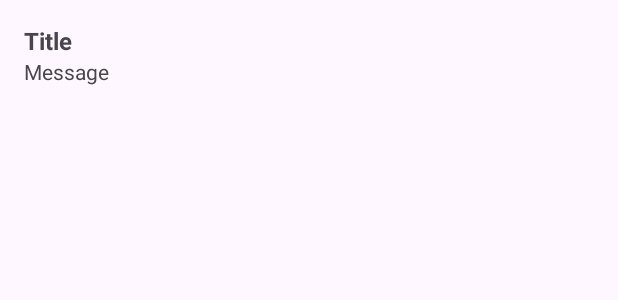
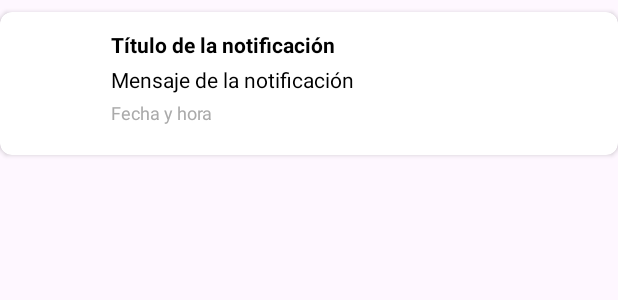
Before and after one commit to TheSniperS2/CaminaConmigoAndroid, an Android app: the layout item_notification.xml on its own in the app's theme, with its tools: preview values and no code run, on a phone screen of 412 x 824 dp. Shown: the top 300 px of the screen. Run offline under Robolectric (Android 15) with nearby library versions, the phone set to English and light mode, and no system bars.

Commit message:
se pueden ver de diferente forma las notificaciones segun el tipo

```diff
--- a/app/src/main/res/layout/activity_chat_detail.xml
+++ b/app/src/main/res/layout/activity_chat_detail.xml
@@ -9,7 +9,7 @@
     <!-- RecyclerView para mostrar los mensajes -->
     <androidx.recyclerview.widget.RecyclerView
         android:id="@+id/recyclerViewMessages"
-        android:layout_width="0dp"
+        android:layout_width="match_parent"
         android:layout_height="0dp"
         android:layout_marginTop="16dp"
         app:layout_constraintTop_toTopOf="parent"
@@ -21,7 +21,7 @@
     <LinearLayout
         android:id="@+id/messageLayout"
         android:orientation="horizontal"
-        android:layout_width="0dp"
+        android:layout_width="match_parent"
         android:layout_height="wrap_content"
         android:padding="8dp"
         app:layout_constraintStart_toStartOf="parent"
--- a/app/src/main/res/layout/item_message.xml
+++ b/app/src/main/res/layout/item_message.xml
@@ -8,8 +8,7 @@
     android:layout_marginBottom="8dp"
     app:cardCornerRadius="8dp"
     app:cardElevation="2dp"
-    android:backgroundTint="@android:color/white"
-    tools:context=".MessageViewHolder">
+    android:backgroundTint="@android:color/white">
 
     <LinearLayout
         android:layout_width="match_parent"
@@ -29,7 +28,7 @@
         <!-- Contenido del mensaje -->
         <TextView
             android:id="@+id/tvMessage"
-            android:layout_width="wrap_content"
+            android:layout_width="match_parent"
             android:layout_height="wrap_content"
             android:text="Este es el contenido del mensaje"
             android:textColor="@android:color/black"
--- a/app/src/main/res/layout/item_notification.xml
+++ b/app/src/main/res/layout/item_notification.xml
@@ -1,43 +1,98 @@
 <?xml version="1.0" encoding="utf-8"?>
-<LinearLayout xmlns:android="http://schemas.android.com/apk/res/android"
+<androidx.cardview.widget.CardView xmlns:android="http://schemas.android.com/apk/res/android"
+    xmlns:app="http://schemas.android.com/apk/res-auto"
+    xmlns:tools="http://schemas.android.com/tools"
+    android:layout_width="match_parent"
+    android:layout_height="wrap_content"
+    android:layout_marginTop="8dp"
+    android:layout_marginBottom="8dp"
+    app:cardCornerRadius="8dp"
+    app:cardElevation="2dp"
+    android:backgroundTint="@android:color/white">
+
+    <LinearLayout
         android:layout_width="match_parent"
         android:layout_height="wrap_content"
         android:orientation="vertical"
-    android:padding="16dp">
+        android:padding="12dp">
 
+        <LinearLayout
+            android:layout_width="match_parent"
+            android:layout_height="wrap_content"
+            android:orientation="horizontal">
+
+            <!-- Icono de la notificación -->
+            <ImageView
+                android:id="@+id/ivNotificationIcon"
+                android:layout_width="50dp"
+                android:layout_height="50dp"
+                android:layout_marginEnd="12dp"
+                android:contentDescription="Icono de notificación" />
+
+            <!-- Contenido de la notificación -->
+            <LinearLayout
+                android:layout_width="0dp"
+                android:layout_height="wrap_content"
+                android:layout_weight="1"
+                android:orientation="vertical">
+
+                <!-- Título de la notificación -->
                 <TextView
-        android:id="@+id/txtTitle"
+                    android:id="@+id/tvNotificationTitle"
                     android:layout_width="wrap_content"
                     android:layout_height="wrap_content"
-        android:text="Title"
-        android:textSize="16sp"
-        android:textStyle="bold" />
+                    android:text="Título de la notificación"
+                    android:textStyle="bold"
+                    android:textColor="@android:color/black" />
 
+                <!-- Mensaje de la notificación -->
                 <TextView
-        android:id="@+id/txtMessage"
+                    android:id="@+id/tvNotificationMessage"
                     android:layout_width="wrap_content"
                     android:layout_height="wrap_content"
-        android:text="Message"
-        android:textSize="14sp" />
+                    android:text="Mensaje de la notificación"
+                    android:textColor="@android:color/black"
+                    android:layout_marginTop="4dp" />
 
+                <!-- Fecha de la notificación -->
+                <TextView
+                    android:id="@+id/tvNotificationDate"
+                    android:layout_width="wrap_content"
+                    android:layout_height="wrap_content"
+                    android:text="Fecha y hora"
+                    android:textColor="@android:color/darker_gray"
+                    android:textSize="12sp"
+                    android:layout_marginTop="4dp" />
+            </LinearLayout>
+        </LinearLayout>
+
+        <!-- Botones de aceptar y rechazar -->
         <LinearLayout
-        android:id="@+id/layoutButtons"
-        android:visibility="gone"
-        android:orientation="horizontal"
-        android:layout_width="wrap_content"
-        android:layout_height="wrap_content">
+            android:layout_width="match_parent"
+            android:layout_height="wrap_content"
+            android:layout_marginTop="8dp"
+            android:orientation="horizontal">
 
             <Button
                 android:id="@+id/btnAccept"
-            android:text="Accept"
-            android:layout_width="wrap_content"
-            android:layout_height="wrap_content" />
+                android:layout_width="0dp"
+                android:layout_height="wrap_content"
+                android:layout_weight="1"
+                android:backgroundTint="@color/colorAccent"
+                android:text="Aceptar"
+                android:textColor="@android:color/white"
+                android:visibility="gone" />
 
             <Button
                 android:id="@+id/btnReject"
-            android:text="Reject"
-            android:layout_width="wrap_content"
-            android:layout_height="wrap_content" />
+                android:layout_width="0dp"
+                android:layout_height="wrap_content"
+                android:layout_marginStart="8dp"
+                android:layout_weight="1"
+                android:backgroundTint="@color/colorAccent"
+                android:text="Rechazar"
+                android:textColor="@android:color/white"
+                android:visibility="gone" />
         </LinearLayout>
-
     </LinearLayout>
+</androidx.cardview.widget.CardView>
```
Also changed, not shown: app/src/main/java/com/franco/CaminaConmigo/model_mvvm/chat/view/ChatDetailActivity.kt (+6 -8 lines), app/src/main/java/com/franco/CaminaConmigo/model_mvvm/chat/view/MessageAdapter.kt (+8 -6 lines), app/src/main/java/com/franco/CaminaConmigo/model_mvvm/chat/viewmodel/ChatViewModel.kt (+116 -22 lines), app/src/main/java/com/franco/CaminaConmigo/model_mvvm/notificaciones/view/NotificationsActivity.kt (+8 -4 lines), app/src/main/java/com/franco/CaminaConmigo/model_mvvm/notificaciones/view/NotificationsAdapter.kt (+25 -6 lines), app/src/main/java/com/franco/CaminaConmigo/model_mvvm/notificaciones/viewmodel/NotificationsViewModel.kt (+40 -15 lines). Lines whose indentation alone changed are shown as unchanged.
